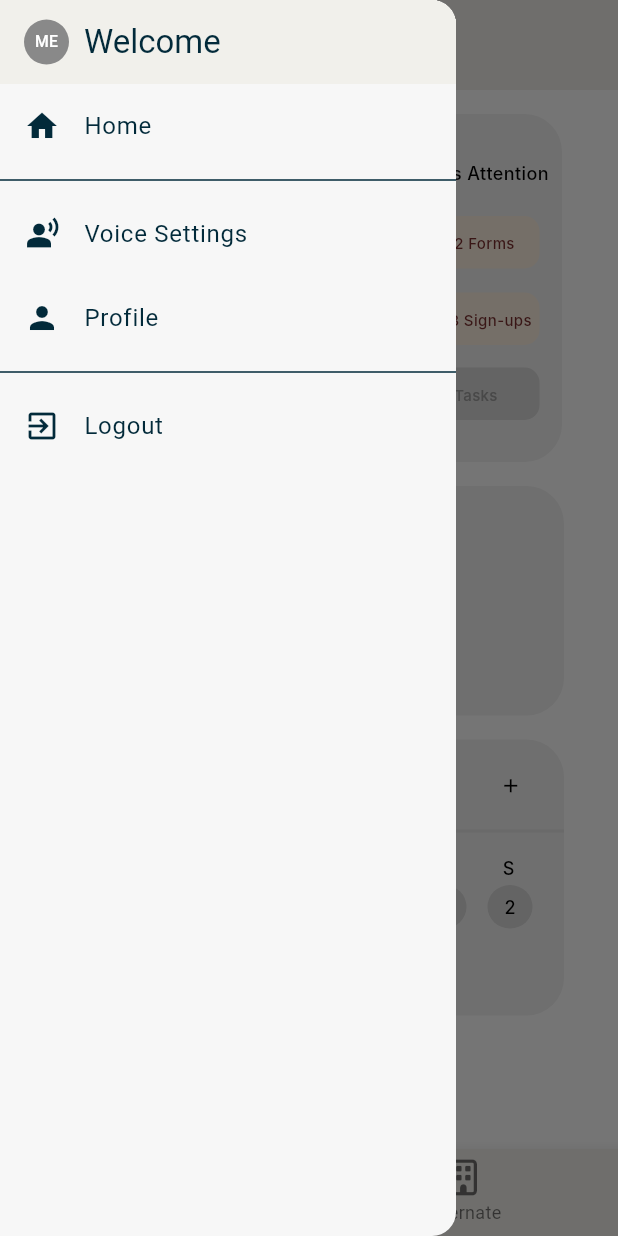
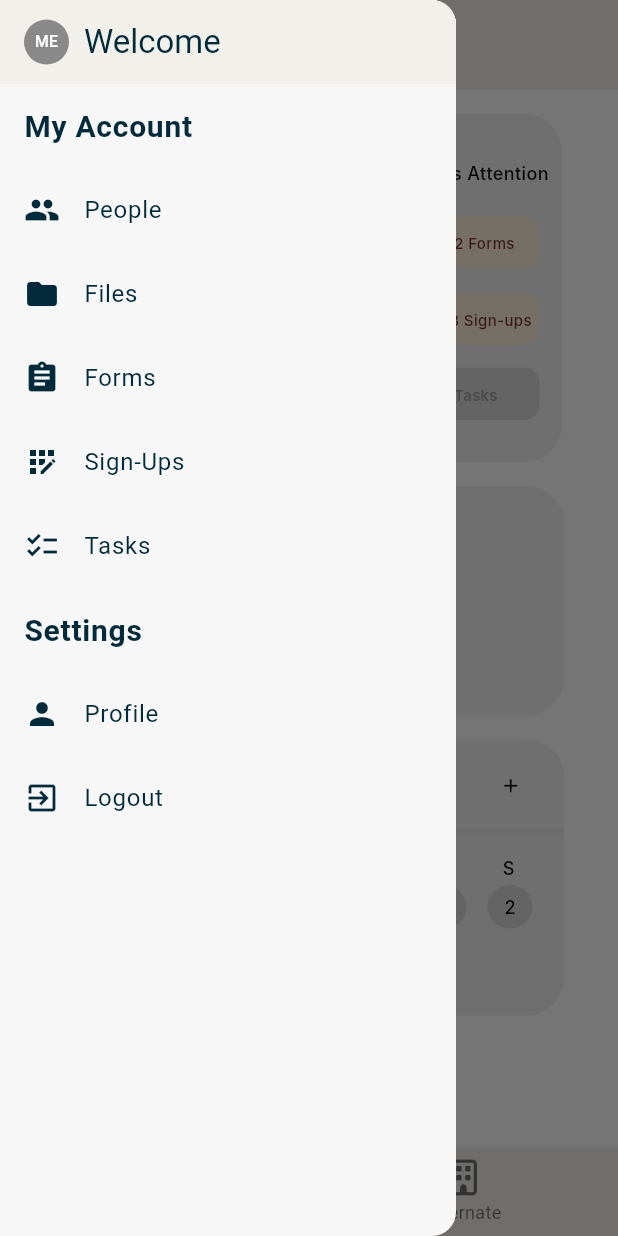
Before and after one commit to gracegb/csc322_finalproject_scratch, a Flutter app: the WidgetPrimaryScaffold screen opened by its route, with the side drawer open, on a phone screen of 412 x 824 dp. Run offline on Flutter 3.47's test engine with Material 3 defaults, Android fonts, the phone set to English and light mode, and no system bars; our stand-ins replace cloud_firestore, firebase_auth, firebase_core, firebase_storage, flutter_riverpod, flutter_secure_storage and 7 more; accounts and stored records are empty; Roboto replaces fonts that are missing (Inter).

Commit message:
Added more things to the navigation pop out and a new files screen

```diff
--- a/lib/main.dart
+++ b/lib/main.dart
@@ -12,6 +12,7 @@
 // Dart imports
 
 // Flutter external package imports
+import 'package:csc322_starter_app/screens/account/screen_files.dart';
 import 'package:flutter_riverpod/flutter_riverpod.dart';
 import 'package:firebase_core/firebase_core.dart';
 import 'package:go_router/go_router.dart';
@@ -95,9 +96,14 @@ class _MyAppState extends State<MyApp> {
         path: ScreenLoginValidation.routeName,
         builder: (context, state) => const ScreenLoginValidation(),
       ),
+      // ScreenSettings is for the people screen i jsut tried to change the name and got errors🫤
       GoRoute(
         path: ScreenSettings.routeName,
         builder: (context, state) => ScreenSettings(),
+      ),
+      GoRoute(
+        path: ScreenFiles.routeName,
+        builder: (BuildContext context, GoRouterState state) => const ScreenFiles(),
       ),
       GoRoute(
         path: ScreenProfileEdit.routeName,
--- a/lib/screens/settings/screen_settings.dart
+++ b/lib/screens/settings/screen_settings.dart
@@ -4,6 +4,7 @@
 // Creation Date: 6/06/2024
 // Copyright: (c) 2024 CSC322
 // Description: This file contains the screen for the tts settings.
+// Mckayla: Voice setting logic
 
 //////////////////////////////////////////////////////////////////////////
 // Imports
--- a/lib/widgets/navigation/widget_app_drawer.dart
+++ b/lib/widgets/navigation/widget_app_drawer.dart
@@ -4,11 +4,13 @@
 // Creation Date: 5/27/2024
 // Copyright: (c) 2024 CSC322
 // Description: This file contains the primary scaffold for the app.
+// Mckayla: this file contains logic for navigationBar in top right corner
 
 //////////////////////////////////////////////////////////////////////////
 // Imports
 //////////////////////////////////////////////////////////////////////////
 // Flutter external package imports
+import 'package:csc322_starter_app/screens/account/screen_files.dart';
 import 'package:flutter_riverpod/flutter_riverpod.dart';
 import 'package:go_router/go_router.dart';
 import 'package:flutter/material.dart';
@@ -59,21 +61,70 @@ class WidgetAppDrawer extends StatelessWidget {
                 // ,
                 automaticallyImplyLeading: false,
               ),
-              // Divider(),
               ListTile(
-                leading: Icon(Icons.home),
-                title: Text('Home'),
+                title: Text(
+                  'My Account',
+                  style: TextStyle(
+                    fontSize: 20,
+                    fontWeight: FontWeight.bold,
+                  ),
+                ),
                 onTap: () {},
               ),
-              Divider(),
               ListTile(
-                leading: Icon(Icons.spatial_audio_off),
-                title: Text('Voice Settings'),
+                leading: Icon(Icons.people),
+                title: Text('People'),
                 onTap: () {
                   // Close the drawer
                   Navigator.of(context).pop();
                   context.push(ScreenSettings.routeName, extra: false);
                 },
+              ),
+              ListTile(
+                leading: Icon(Icons.folder),
+                title: Text('Files'),
+                onTap: () {
+                  // Close the drawer
+                  Navigator.of(context).pop();
+                  context.push(ScreenFiles.routeName, extra: false);
+                },
+              ),
+              ListTile(
+                leading: Icon(Icons.assignment),
+                title: Text('Forms'),
+                onTap: () {
+                  // Close the drawer
+                  Navigator.of(context).pop();
+                  context.push(ScreenSettings.routeName, extra: false);
+                },
+              ),
+              ListTile(
+                leading: Icon(Icons.app_registration),
+                title: Text('Sign-Ups'),
+                onTap: () {
+                  // Close the drawer
+                  Navigator.of(context).pop();
+                  context.push(ScreenSettings.routeName, extra: false);
+                },
+              ),
+              ListTile(
+                leading: Icon(Icons.checklist),
+                title: Text('Tasks'),
+                onTap: () {
+                  // Close the drawer
+                  Navigator.of(context).pop();
+                  context.push(ScreenSettings.routeName, extra: false);
+                },
+              ),
+              ListTile(
+                title: Text(
+                  'Settings',
+                  style: TextStyle(
+                    fontSize: 20,
+                    fontWeight: FontWeight.bold,
+                  ),
+                ),
+                onTap: () {},
               ),
               ListTile(
                 leading: Icon(Icons.person),
@@ -84,7 +135,6 @@ class WidgetAppDrawer extends StatelessWidget {
                   context.push(ScreenProfileEdit.routeName);
                 },
               ),
-              Divider(),
               ListTile(
                 leading: Icon(Icons.exit_to_app),
                 title: Text('Logout'),
--- a/lib/widgets/navigation/widget_primary_scaffold.dart
+++ b/lib/widgets/navigation/widget_primary_scaffold.dart
@@ -175,7 +175,11 @@ class _WidgetPrimaryScaffoldState extends ConsumerState<WidgetPrimaryScaffold> {
         actionButtons: _getAppBarActions(currentTabIndex),
         title: _getAppBarTitle(currentTabIndex),
       ),
-      drawer: WidgetAppDrawer(),
+      // Adjusted this to ensure the widgetAppDrawer is not displayed when the currentTabIndex is on the ALTERNATE_SCREEN
+      drawer: currentTabIndex == BottomNavSelection.ALTERNATE_SCREEN.index
+        ? null
+        : WidgetAppDrawer(),
+      // drawer: WidgetAppDrawer(),
       body: _getScreenToDisplay(currentTabIndex),
       bottomNavigationBar: Stack(
         alignment: Alignment.bottomCenter,
```
Also changed, not shown: lib/screens/account/screen_files.dart (added, +36 -0 lines).
